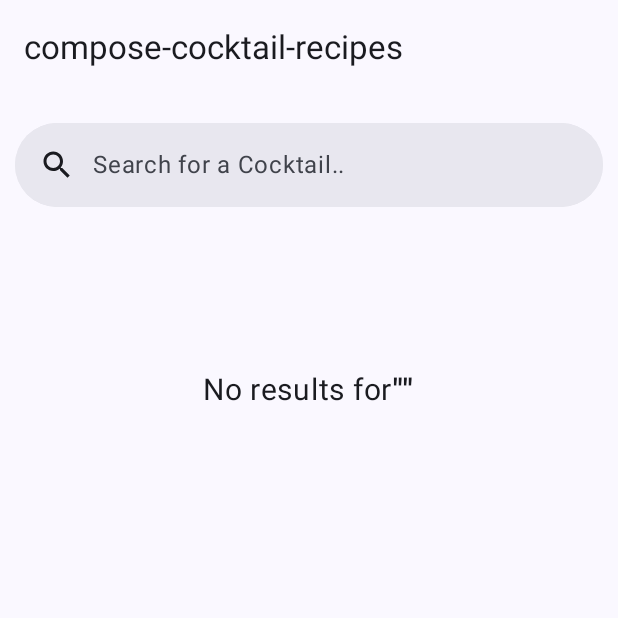
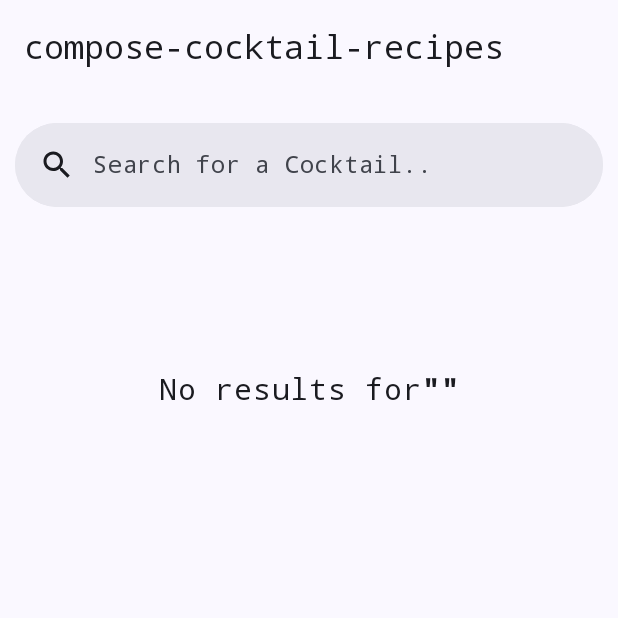
Before and after one commit to gogoadl/compose-cocktail-recipes, an Android app built with Jetpack Compose: the screen it shows after launch (MainActivity), on a phone screen of 412 x 824 dp, the top half of it. Run offline under Robolectric (Android 15) with nearby library versions, the phone set to English and light mode, and no system bars; our stand-ins replace Dagger/Hilt's generated code, Timber; network calls fail; pictures from the network do not load.

Commit message:
feat : Material Typography 적용

```diff
--- a/app/src/main/java/com/hyeonwoo/compose_cocktail_recipes/ui/ImageCard.kt
+++ b/app/src/main/java/com/hyeonwoo/compose_cocktail_recipes/ui/ImageCard.kt
@@ -10,6 +10,7 @@ import androidx.compose.foundation.layout.padding
 import androidx.compose.foundation.layout.size
 import androidx.compose.foundation.shape.RoundedCornerShape
 import androidx.compose.material3.Card
+import androidx.compose.material3.MaterialTheme
 import androidx.compose.material3.Text
 import androidx.compose.runtime.Composable
 import androidx.compose.runtime.getValue
@@ -22,6 +23,7 @@ import androidx.compose.ui.graphics.Color
 import androidx.compose.ui.layout.ContentScale
 import androidx.compose.ui.platform.LocalContext
 import androidx.compose.ui.text.TextStyle
+import androidx.compose.ui.text.font.FontFamily
 import androidx.compose.ui.unit.dp
 import androidx.compose.ui.unit.sp
 import coil.compose.AsyncImagePainter
@@ -84,7 +86,7 @@ fun ImageCard(
                     .padding(12.dp),
                 contentAlignment = Alignment.BottomStart
             ) {
-                Text(title, style = TextStyle(color = Color.White, fontSize = 16.sp))
+                Text(title, style = MaterialTheme.typography.titleSmall, color = Color.White)
             }
 
         }
@@ -138,7 +140,7 @@ fun SingleImageCard(
                     .padding(12.dp),
                 contentAlignment = Alignment.BottomStart
             ) {
-                Text(title, style = TextStyle(color = Color.White, fontSize = 16.sp))
+                Text(title, style = MaterialTheme.typography.titleSmall, color = Color.White)
             }
         }
     }
--- a/app/src/main/java/com/hyeonwoo/compose_cocktail_recipes/ui/theme/Type.kt
+++ b/app/src/main/java/com/hyeonwoo/compose_cocktail_recipes/ui/theme/Type.kt
@@ -9,26 +9,24 @@ import androidx.compose.ui.unit.sp
 // Set of Material typography styles to start with
 val Typography = Typography(
     bodyLarge = TextStyle(
-        fontFamily = FontFamily.Default,
+        fontFamily = FontFamily.Monospace,
         fontWeight = FontWeight.Normal,
         fontSize = 16.sp,
         lineHeight = 24.sp,
         letterSpacing = 0.5.sp
-    )
-    /* Other default text styles to override
+    ),
     titleLarge = TextStyle(
-        fontFamily = FontFamily.Default,
+        fontFamily = FontFamily.Monospace,
         fontWeight = FontWeight.Normal,
         fontSize = 22.sp,
         lineHeight = 28.sp,
         letterSpacing = 0.sp
     ),
     labelSmall = TextStyle(
-        fontFamily = FontFamily.Default,
+        fontFamily = FontFamily.Monospace,
         fontWeight = FontWeight.Medium,
         fontSize = 11.sp,
         lineHeight = 16.sp,
         letterSpacing = 0.5.sp
     )
-    */
 )
```
Also changed, not shown: app/src/main/java/com/hyeonwoo/compose_cocktail_recipes/ui/detail/CocktailDetails.kt (+16 -13 lines).
